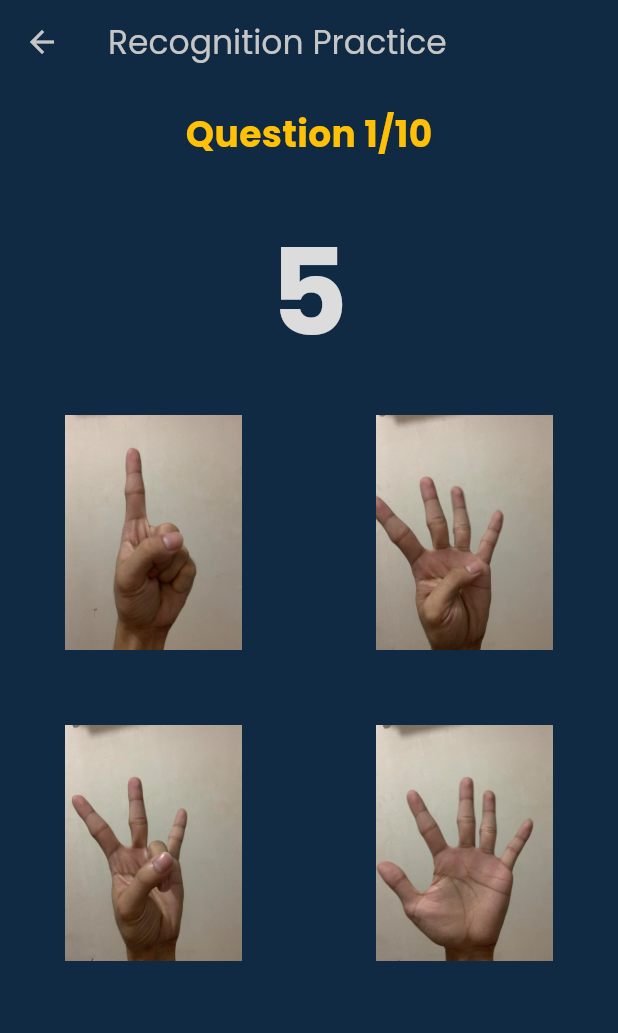
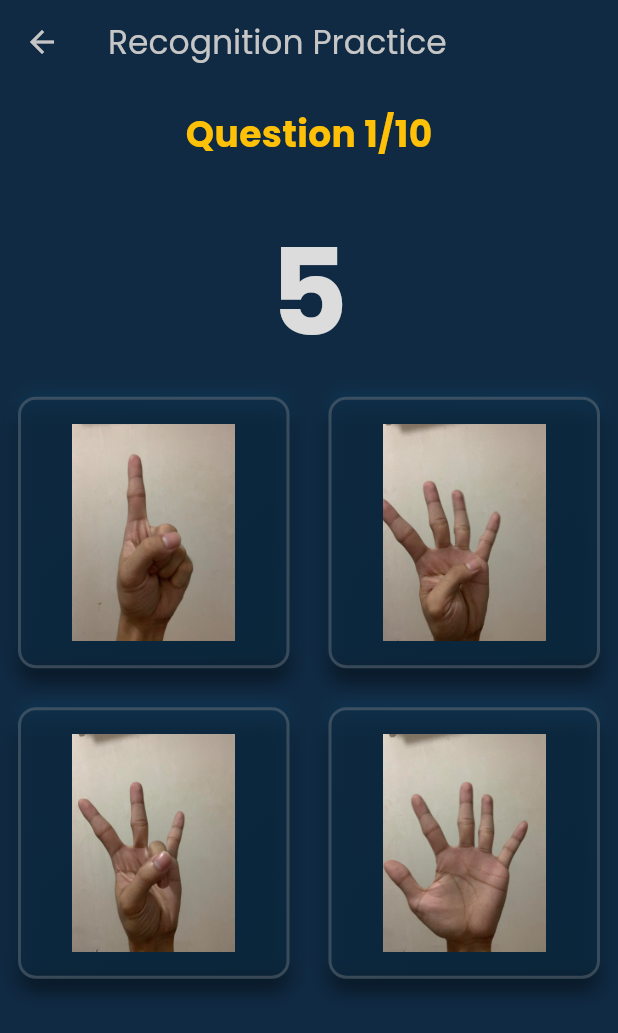
Before and after one commit to PeterDMadrid/Flutter_UI, a Flutter app: the RecognitionScreen screen opened by its route, after a tap on "I Got It", on a phone screen of 412 x 824 dp. Shown: the top 1033 px of the screen. Run offline on Flutter 3.47's test engine with Material 3 defaults, Android fonts, the phone set to English and light mode, and no system bars; our stand-ins replace camera, flutter_animate, flutter_secure_storage, lottie; missing offline and left inert: gif; accounts and stored records are empty; network calls fail; project files that could hold a hidden picture were left out.

Commit message:
Added next button, unified snackbar update, answer feedbacks

```diff
--- a/lib/screens/practice/recognition_screen.dart
+++ b/lib/screens/practice/recognition_screen.dart
@@ -1,6 +1,7 @@
 import 'dart:convert';
 import 'package:flutter/material.dart';
 import 'package:http/http.dart' as http;
+import 'package:flutter_hands/base/widgets/snackbar.dart';
 import 'package:flutter_hands/services/auth_service.dart';
 import 'package:flutter_hands/base/widgets/instructions.dart';
 import 'package:flutter_hands/base/res/styles/app_styles.dart';
@@ -20,6 +21,9 @@ class _RecognitionScreenState extends State<RecognitionScreen> {
   late RecognitionController _controller;
   OverlayEntry? _overlayEntry;
   bool _isAnswerLocked = false;
+  int? _selectedChoice;
+  bool _showResult = false;
+  bool _showNextButton = false;
 
   static const _storage = FlutterSecureStorage();
 
@@ -59,34 +63,28 @@ class _RecognitionScreenState extends State<RecognitionScreen> {
 
   void _handleAnswer(int selectedChoice) {
     if (_isAnswerLocked) return;
+    setState(() {
+      final isCorrect = _controller.checkAnswer(selectedChoice);
+      String message = isCorrect ? 'Correct!' : 'Incorrect!';
+      showCustomSnackBar(context, isCorrect, message);
+      _isAnswerLocked = true;
+      _selectedChoice = selectedChoice;
+      _showResult = true;
+      _showNextButton = true;
+    });
+  }
 
-    setState(() {
-      _isAnswerLocked = true;
-      final isCorrect = _controller.checkAnswer(selectedChoice);
-
-      // Show feedback (you can implement a better feedback UI)
-      ScaffoldMessenger.of(context).showSnackBar(
-        SnackBar(
-          content: Text(isCorrect ? 'Correct!' : 'Incorrect!'),
-          duration: const Duration(seconds: 1),
-          behavior: SnackBarBehavior.floating,
-          backgroundColor: isCorrect ? Colors.teal : Colors.red,
-          margin: const EdgeInsets.all(50),
-          elevation: 30,
-        ),
-      );
-
-      // Wait for feedback before moving to next question
-      Future.delayed(const Duration(seconds: 1), () {
+  void _handleNext() {
     setState(() {
       if (!_controller.isQuizFinished) {
         _controller.nextQuestion();
+        _selectedChoice = null;
+        _showResult = false;
+        _showNextButton = false;
+        _isAnswerLocked = false;
       } else {
         _showResults();
       }
-          _isAnswerLocked = false;
-        });
-      });
     });
   }
 
@@ -95,7 +93,6 @@ class _RecognitionScreenState extends State<RecognitionScreen> {
   }
 
   void _showResults() async {
-    // Send the recognition score to the backend
     await _sendRecognitionScoreToAPI(_controller.score);
 
     showDialog(
@@ -131,9 +128,8 @@ class _RecognitionScreenState extends State<RecognitionScreen> {
 
   Future<void> _sendRecognitionScoreToAPI(int score) async {
     String apiUrl =
-        'http://${GlobalVariables.server}/api/auth/save_recognition_score/'; // Replace with your actual endpoint
-    final token =
-        await getToken(); // Assuming you have a method to get the token
+        'http://${GlobalVariables.server}/api/auth/save_recognition_score/';
+    final token = await getToken();
     final userData = await AuthService.getUserData();
 
     try {
@@ -144,8 +140,7 @@ class _RecognitionScreenState extends State<RecognitionScreen> {
           'Authorization': 'Token $token',
         },
         body: json.encode({
-          'username': userData?[
-              'username'], // Replace with the actual username or user ID
+          'username': userData?['username'],
           'recognition_score': score,
         }),
       );
@@ -198,7 +193,11 @@ class _RecognitionScreenState extends State<RecognitionScreen> {
                 style: AppStyles.headLineStyle1.copyWith(fontSize: 80),
               ),
             ),
-            GridView.count(
+            Expanded(
+              child: Column(
+                children: [
+                  Expanded(
+                    child: GridView.count(
                       crossAxisSpacing: 2.0,
                       mainAxisSpacing: 2.0,
                       crossAxisCount: 2,
@@ -208,10 +207,40 @@ class _RecognitionScreenState extends State<RecognitionScreen> {
                       children: currentQuestion.choices.map((choice) {
                         return ChoiceCard(
                           choice: choice.toString(),
-                  onPressed:
-                      _isAnswerLocked ? () {} : () => _handleAnswer(choice),
+                          onPressed: _isAnswerLocked
+                              ? () {}
+                              : () => _handleAnswer(choice),
+                          isSelected: _selectedChoice == choice,
+                          isCorrect: currentQuestion.correctNumber == choice,
+                          showResult: _showResult,
                         );
                       }).toList(),
+                    ),
+                  ),
+                  if (_showNextButton) ...[
+                    Container(
+                      margin: const EdgeInsets.only(bottom: 60),
+                      child: ElevatedButton(
+                        onPressed: _handleNext,
+                        style: ElevatedButton.styleFrom(
+                          backgroundColor: AppStyles.buttonColor,
+                          padding: const EdgeInsets.symmetric(
+                              horizontal: 40, vertical: 15),
+                          shape: RoundedRectangleBorder(
+                            borderRadius: BorderRadius.circular(10),
+                          ),
+                        ),
+                        child: Text(
+                          'Next Question',
+                          style: AppStyles.headLineStyle2.copyWith(
+                            color: Colors.white,
+                          ),
+                        ),
+                      ),
+                    ),
+                  ],
+                ],
+              ),
             ),
           ],
         ),
--- a/lib/screens/practice/widgets/choice_card.dart
+++ b/lib/screens/practice/widgets/choice_card.dart
@@ -2,10 +2,20 @@ import 'package:flutter/material.dart';
 import 'package:flutter_hands/base/res/media.dart';
 
 class ChoiceCard extends StatelessWidget {
-  const ChoiceCard({super.key, required this.choice, required this.onPressed});
+  const ChoiceCard({
+    super.key,
+    required this.choice,
+    required this.onPressed,
+    this.isSelected = false,
+    this.isCorrect = false,
+    this.showResult = false,
+  });
 
   final String choice;
   final VoidCallback onPressed;
+  final bool isSelected;
+  final bool isCorrect;
+  final bool showResult;
 
   String _getImagePath() {
     final index = int.tryParse(choice);
@@ -17,30 +27,71 @@ class ChoiceCard extends StatelessWidget {
 
   @override
   Widget build(BuildContext context) {
-    return LayoutBuilder(
-      builder: (context, constraints) {
-        final dynamicSize = constraints.maxWidth * 1; // 25% of parent width
-
-        return Center(
-          child: TextButton(
-            onPressed: onPressed,
-            style: TextButton.styleFrom(
-              padding: const EdgeInsets.all(24.0),
-              minimumSize: const Size(100, 100),
-              backgroundColor: Colors.transparent,
-              shape: RoundedRectangleBorder(
-                borderRadius: BorderRadius.circular(8.0),
+    return Padding(
+      padding: const EdgeInsets.all(12.0),
+      child: Container(
+        decoration: BoxDecoration(
+          borderRadius: BorderRadius.circular(12.0),
+          boxShadow: [
+            // Bottom shadow for 3D depth
+            BoxShadow(
+              color: Colors.black.withOpacity(0.5),
+              offset: const Offset(0, 8),
+              blurRadius: 10,
+              spreadRadius: 0,
+            ),
+            // Subtle top light for 3D effect
+            BoxShadow(
+              color: Colors.lightBlue.withOpacity(0.1),
+              offset: const Offset(0, -2),
+              blurRadius: 8,
+              spreadRadius: 0,
+            ),
+          ],
+        ),
+        child: Container(
+          decoration: BoxDecoration(
+            color: const Color(0xFF102A43).withOpacity(0.7),
+            borderRadius: BorderRadius.circular(12.0),
+            border: Border.all(
+              color: showResult
+                  ? (isCorrect
+                      ? Colors.green
+                      : (isSelected
+                          ? Colors.red
+                          : Colors.grey.withOpacity(0.3)))
+                  : Colors.grey.withOpacity(0.3),
+              width: 2.0,
+            ),
+            gradient: LinearGradient(
+              begin: Alignment.topLeft,
+              end: Alignment.bottomRight,
+              colors: [
+                const Color(0xFF102A43).withOpacity(0.9),
+                const Color(0xFF102A43).withOpacity(0.5),
+              ],
+            ),
+          ),
+          child: Material(
+            color: Colors.transparent,
+            child: InkWell(
+              borderRadius: BorderRadius.circular(12.0),
+              onTap: onPressed,
+              child: Padding(
+                padding: const EdgeInsets.all(16.0),
+                child: FittedBox(
+                  fit: BoxFit.contain,
+                  child: Image.asset(
+                    _getImagePath(),
+                    width: 150,
+                    height: 150,
+                  ),
+                ),
               ),
             ),
-            child: Image.asset(
-              _getImagePath(),
-              width: dynamicSize,
-              height: dynamicSize,
-              fit: BoxFit.contain,
-            ),
           ),
-        );
-      },
+        ),
+      ),
     );
   }
 }
```
Also changed, not shown: lib/base/widgets/snackbar.dart (added, +48 -0 lines), lib/screens/challenge/challenge_quiz.dart (+2 -11 lines), lib/screens/practice/signing_screen.dart (+4 -10 lines). Lines whose indentation alone changed are shown as unchanged.
